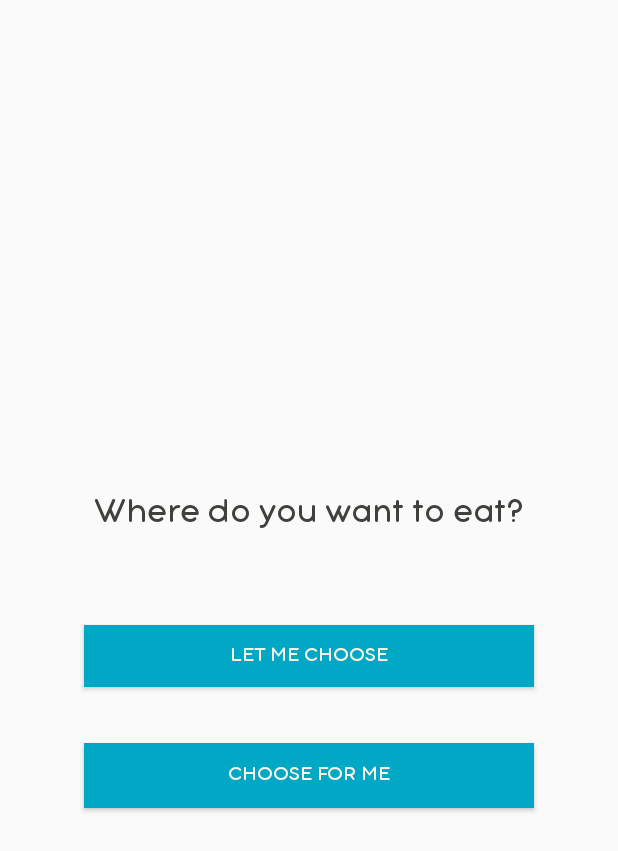
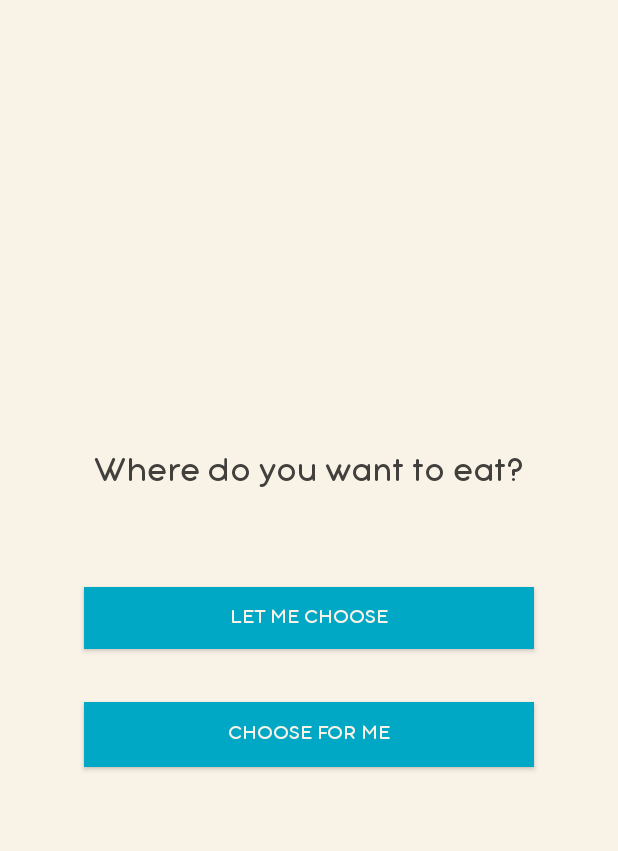
Before and after one commit to homerghad/JMARK, an Android app: the screen it shows after launch (MainActivity), on a phone screen of 412 x 824 dp. Shown: the top 851 px of the screen. Run offline under Robolectric (Android 15) with nearby library versions, the phone set to English and light mode, and no system bars.

Commit message:
Changed background colors for main and let me choose activities

```diff
--- a/app/src/main/res/layout/activity_let_me_choose.xml
+++ b/app/src/main/res/layout/activity_let_me_choose.xml
@@ -4,6 +4,7 @@
     xmlns:tools="http://schemas.android.com/tools"
     android:layout_width="match_parent"
     android:layout_height="match_parent"
+    android:background="@color/colorWhite"
     tools:context=".activity.LetMeChooseActivity">
 
     <TextView
--- a/app/src/main/res/layout/activity_main.xml
+++ b/app/src/main/res/layout/activity_main.xml
@@ -4,6 +4,7 @@
     xmlns:tools="http://schemas.android.com/tools"
     android:layout_width="match_parent"
     android:layout_height="match_parent"
+    android:background="@color/colorWhite"
     tools:context=".activity.MainActivity">
 
     <!--<LinearLayout
@@ -29,7 +30,7 @@
         app:layout_constraintRight_toRightOf="parent"
         app:layout_constraintStart_toStartOf="parent"
         app:layout_constraintTop_toTopOf="parent"
-        app:layout_constraintVertical_bias="0.412" />
+        app:layout_constraintVertical_bias="0.378" />
 
     <Button
         android:id="@+id/button"
@@ -50,7 +51,7 @@
         app:layout_constraintEnd_toEndOf="parent"
         app:layout_constraintStart_toStartOf="parent"
         app:layout_constraintTop_toTopOf="parent"
-        app:layout_constraintVertical_bias="0.637" />
+        app:layout_constraintVertical_bias="0.602" />
 
     <Button
         android:id="@+id/button2"
@@ -70,7 +71,6 @@
         app:layout_constraintBottom_toBottomOf="parent"
         app:layout_constraintEnd_toEndOf="parent"
         app:layout_constraintStart_toStartOf="parent"
-        app:layout_constraintTop_toTopOf="parent"
-        app:layout_constraintVertical_bias="0.533" />
+        app:layout_constraintTop_toTopOf="parent" />
 
 </android.support.constraint.ConstraintLayout>
```
